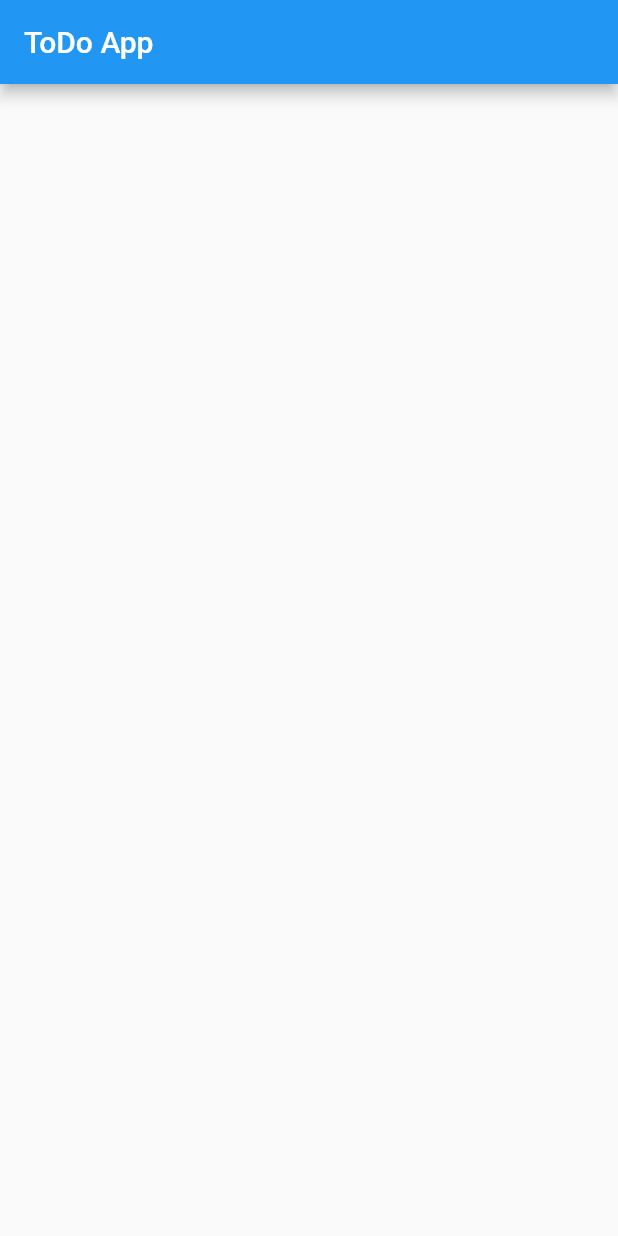
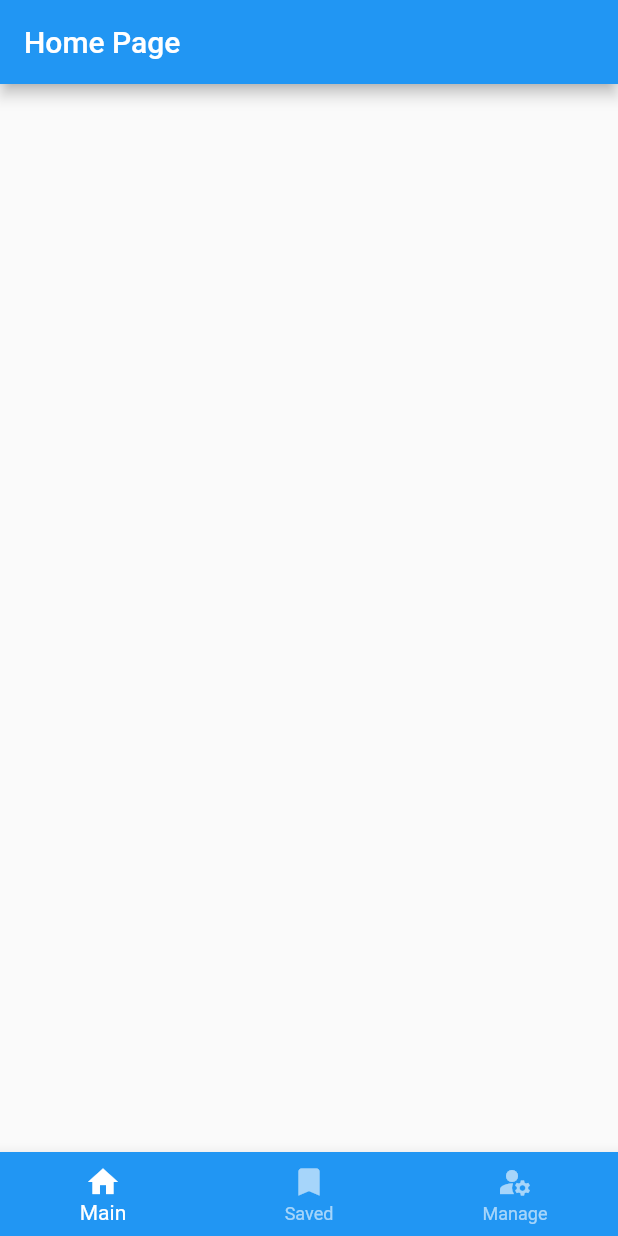
Before and after one commit to JonathanAmirSalinas/todo_app, a Flutter app: the screen it shows after launch, on a phone screen of 412 x 824 dp. Run offline on Flutter 3.47's test engine with Material 2 defaults, Android fonts, the phone set to English and light mode, and no system bars.

Commit message:
home page

```diff
--- a/lib/main.dart
+++ b/lib/main.dart
@@ -1,4 +1,7 @@
 import 'package:flutter/material.dart';
+import 'package:todo_app/pages/home_page.dart';
+import 'package:todo_app/pages/manage_page.dart';
+import 'package:todo_app/pages/saved_page.dart';
 
 void main() {
   runApp(const MyApp());
@@ -11,36 +14,50 @@ class MyApp extends StatelessWidget {
   @override
   Widget build(BuildContext context) {
     return MaterialApp(
+      debugShowCheckedModeBanner: false,
       title: 'ToDo App',
       theme: ThemeData(
         primarySwatch: Colors.blue,
       ),
-      home: const MyHomePage(title: 'ToDo App'),
+      home: const MainPage(),
     );
   }
 }
 
-class MyHomePage extends StatefulWidget {
-  const MyHomePage({super.key, required this.title});
-
-  final String title;
+class MainPage extends StatefulWidget {
+  const MainPage({super.key});
 
   @override
-  State<MyHomePage> createState() => _MyHomePageState();
+  State<MainPage> createState() => _MainPageState();
 }
 
-class _MyHomePageState extends State<MyHomePage> {
+class _MainPageState extends State<MainPage> {
+  int index = 0;
   @override
   Widget build(BuildContext context) {
     return Scaffold(
-      appBar: AppBar(
-        title: Text(widget.title),
+      body: IndexedStack(
+        index: index,
+        children: const [
+          HomePage(),
+          SavedPage(),
+          ManagePage(),
+        ],
       ),
-      body: Center(
-        child: Column(
-          mainAxisAlignment: MainAxisAlignment.center,
-          children: [],
-        ),
+      bottomNavigationBar: BottomNavigationBar(
+        currentIndex: index,
+        backgroundColor: Theme.of(context).primaryColor,
+        selectedItemColor: Colors.white,
+        unselectedItemColor: Colors.white60,
+        onTap: (value) => setState(() {
+          index = value;
+        }),
+        items: const [
+          BottomNavigationBarItem(icon: Icon(Icons.home), label: "Main"),
+          BottomNavigationBarItem(icon: Icon(Icons.bookmark), label: "Saved"),
+          BottomNavigationBarItem(
+              icon: Icon(Icons.manage_accounts), label: "Manage"),
+        ],
       ),
     );
   }
--- /dev/null
+++ b/lib/pages/home_page.dart
@@ -0,0 +1,22 @@
+import 'package:flutter/material.dart';
+
+class HomePage extends StatefulWidget {
+  const HomePage({super.key});
+
+  @override
+  State<HomePage> createState() => _HomePageState();
+}
+
+class _HomePageState extends State<HomePage> {
+  @override
+  Widget build(BuildContext context) {
+    return Scaffold(
+      appBar: AppBar(
+        title: const Text("Home Page"),
+      ),
+      body: SingleChildScrollView(
+        child: SingleChildScrollView(child: Column()),
+      ),
+    );
+  }
+}
```
Also changed, not shown: lib/pages/manage_page.dart (added, +22 -0 lines), lib/pages/saved_page.dart (added, +22 -0 lines).
